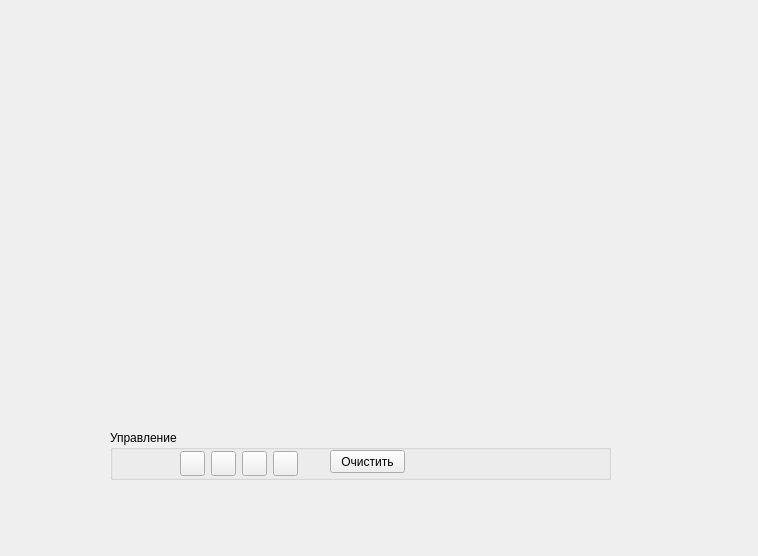
lolizz00/ETH_IQ, file plotform.ui: the form before one commit.
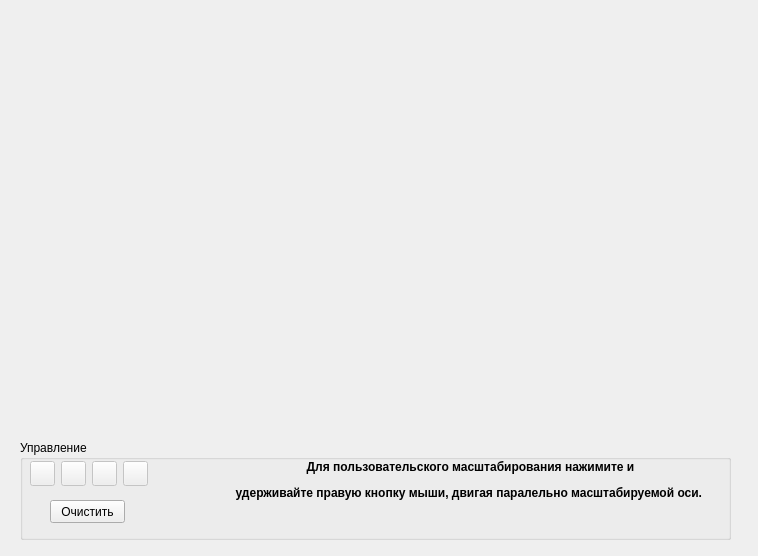
The form after the commit. Icons and pictures are not drawn. Custom widgets are drawn as their Qt base class.

Patch:
```diff
--- a/plotform.ui
+++ b/plotform.ui
@@ -26,22 +26,22 @@
   <widget class="QGroupBox" name="controlGroupBox">
    <property name="geometry">
     <rect>
-     <x>110</x>
-     <y>430</y>
-     <width>501</width>
-     <height>50</height>
+     <x>20</x>
+     <y>440</y>
+     <width>711</width>
+     <height>100</height>
     </rect>
    </property>
    <property name="minimumSize">
     <size>
      <width>0</width>
-     <height>50</height>
+     <height>100</height>
     </size>
    </property>
    <property name="maximumSize">
     <size>
      <width>16777215</width>
-     <height>50</height>
+     <height>100</height>
     </size>
    </property>
    <property name="title">
@@ -50,7 +50,7 @@
    <widget class="QWidget" name="layoutWidget">
     <property name="geometry">
      <rect>
-      <x>70</x>
+      <x>10</x>
       <y>20</y>
       <width>120</width>
       <height>27</height>
@@ -59,6 +59,9 @@
     <layout class="QHBoxLayout" name="horizontalLayout">
      <item>
       <widget class="QPushButton" name="leftPushButton">
+       <property name="enabled">
+        <bool>false</bool>
+       </property>
        <property name="minimumSize">
         <size>
          <width>25</width>
@@ -82,6 +85,9 @@
      </item>
      <item>
       <widget class="QPushButton" name="rightPushButton">
+       <property name="enabled">
+        <bool>false</bool>
+       </property>
        <property name="minimumSize">
         <size>
          <width>25</width>
@@ -105,6 +111,9 @@
      </item>
      <item>
       <widget class="QPushButton" name="minusPushButton">
+       <property name="enabled">
+        <bool>false</bool>
+       </property>
        <property name="minimumSize">
         <size>
          <width>25</width>
@@ -128,6 +137,9 @@
      </item>
      <item>
       <widget class="QPushButton" name="plusPushButton">
+       <property name="enabled">
+        <bool>false</bool>
+       </property>
        <property name="minimumSize">
         <size>
          <width>25</width>
@@ -154,8 +166,8 @@
    <widget class="QPushButton" name="clearPushButton">
     <property name="geometry">
      <rect>
-      <x>220</x>
-      <y>20</y>
+      <x>30</x>
+      <y>60</y>
       <width>75</width>
       <height>23</height>
      </rect>
@@ -164,6 +176,19 @@
      <string>Очистить</string>
     </property>
    </widget>
+   <widget class="QLabel" name="label">
+    <property name="geometry">
+     <rect>
+      <x>190</x>
+      <y>20</y>
+      <width>521</width>
+      <height>71</height>
+     </rect>
+    </property>
+    <property name="text">
+     <string>&lt;html&gt;&lt;head/&gt;&lt;body&gt;&lt;p align=&quot;center&quot;&gt;&lt;span style=&quot; font-weight:600;&quot;&gt;Для пользовательского масштабирования нажимите &lt;/span&gt;&lt;img src=&quot;help.png&quot;/&gt;&lt;span style=&quot; font-weight:600;&quot;&gt; и&lt;/span&gt;&lt;/p&gt;&lt;p align=&quot;center&quot;&gt;&lt;span style=&quot; font-weight:600;&quot;&gt;удерживайте правую кнопку мыши, двигая паралельно масштабируемой оси. &lt;/span&gt;&lt;/p&gt;&lt;p align=&quot;center&quot;&gt;&lt;br/&gt;&lt;/p&gt;&lt;/body&gt;&lt;/html&gt;</string>
+    </property>
+   </widget>
   </widget>
  </widget>
  <customwidgets>
```
